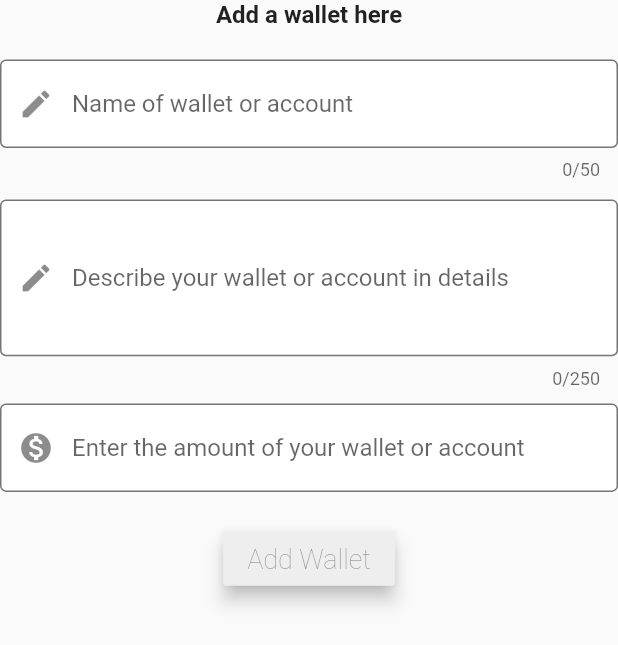
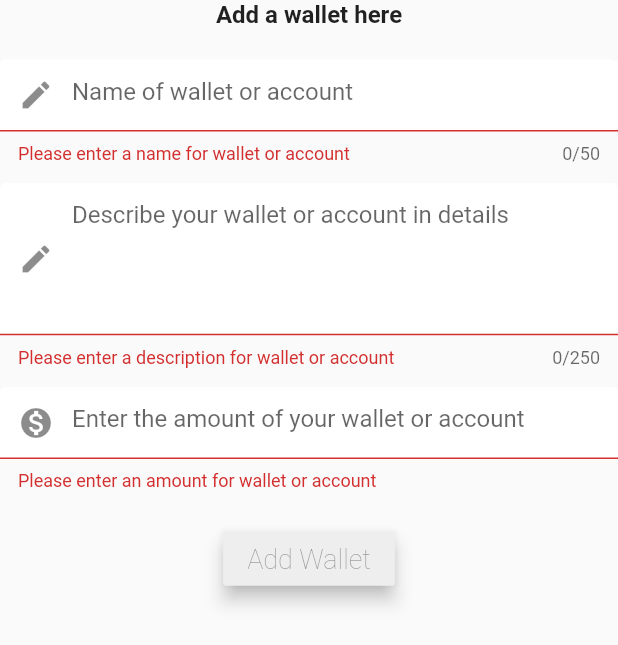
Before and after one commit to shafoo98/HishabRakho, a Flutter app: the AddWalletForm widget shown alone on an empty page, opened directly, after a tap on "Add Wallet", on a phone screen of 412 x 824 dp. Shown: the top 645 px of the screen. Run offline on Flutter 3.47's test engine with Material 2 defaults, Android fonts, the phone set to English and light mode, and no system bars; our stand-ins replace cloud_firestore, firebase_auth, flutter_slidable, flutter_spinkit; accounts and stored records are empty; project files that could hold a hidden picture were left out.

Commit message:
Added creation of wallets functionality

```diff
--- a/lib/screens/main_screens/add_wallet_form.dart
+++ b/lib/screens/main_screens/add_wallet_form.dart
@@ -1,4 +1,5 @@
 import 'package:flutter/material.dart';
+import 'package:hishab_rakho/services/database.dart';
 
 class AddWalletForm extends StatefulWidget {
   @override
@@ -11,10 +12,13 @@ class _AddWalletFormState extends State<AddWalletForm> {
   String _walletName;
   String _walletDescription;
   int _walletValue;
+  DateTime _dateAdded = DateTime.now();
+  String error = '';
 
   @override
   Widget build(BuildContext context) {
     final Size size = MediaQuery.of(context).size;
+    final DatabaseService _dbService = DatabaseService();
     return Form(
       key: _formKey,
       child: Column(
@@ -39,7 +43,7 @@ class _AddWalletFormState extends State<AddWalletForm> {
               ),
             ),
             validator: (value) => value.isEmpty
-                ? 'Please enter a name' + 'for wallet or account'
+                ? 'Please enter a name' + ' for wallet or account'
                 : null,
             onChanged: (value) {
               setState(() {
@@ -67,7 +71,7 @@ class _AddWalletFormState extends State<AddWalletForm> {
                 ),
               ),
               validator: (value) => value.isEmpty
-                  ? 'Please enter a description' + 'for wallet or account'
+                  ? 'Please enter a description' + ' for wallet or account'
                   : null,
               onChanged: (value) {
                 setState(() {
@@ -92,7 +96,7 @@ class _AddWalletFormState extends State<AddWalletForm> {
               ),
             ),
             validator: (value) => value.isEmpty
-                ? 'Please enter an amount' + 'for wallet or account'
+                ? 'Please enter an amount' + ' for wallet or account'
                 : null,
             onChanged: (value) {
               setState(() {
@@ -104,13 +108,17 @@ class _AddWalletFormState extends State<AddWalletForm> {
             height: size.height * 0.025,
           ),
           RaisedButton(
-            onPressed: () {
-              print(_walletName +
-                  ' ' +
-                  _walletDescription +
-                  ' ' +
-                  ' value is ' +
-                  '$_walletValue');
+            onPressed: () async {
+              if (_formKey.currentState.validate()) {
+                dynamic result = await _dbService.addUserWalletData(
+                    _walletName, _walletDescription, _walletValue, _dateAdded);
+                if (result == null) {
+                  setState(() {
+                    error = "Something went wrong";
+                  });
+                }
+                Navigator.of(context).pop();
+              }
             },
             elevation: 5.0,
             child: Text(
@@ -122,6 +130,13 @@ class _AddWalletFormState extends State<AddWalletForm> {
             ),
             color: Colors.grey[200],
           ),
+          SizedBox(
+            height: size.height * 0.005,
+            child: Text(
+              error,
+              style: TextStyle(color: Colors.red, fontSize: 14.0),
+            ),
+          ),
         ],
       ),
     );
--- a/lib/services/auth.dart
+++ b/lib/services/auth.dart
@@ -28,7 +28,7 @@ class AuthService {
           email: email, password: password);
       FirebaseUser user = result.user;
       // Create a new  wallet document for the user with the uid
-      await DatabaseService(uid: user.uid).updateUserWalletData(
+      await DatabaseService(uid: user.uid).addUserWalletData(
         'Example Wallet Name',
         'Describe your wallet here in details',
         0,
@@ -36,7 +36,7 @@ class AuthService {
       );
 
       // Create a new  bills document for the user with the uid
-      await DatabaseService(uid: user.uid).updateUserBillsData(
+      await DatabaseService(uid: user.uid).addUserBillsData(
         'Name',
         'New Bill',
         0,
@@ -44,7 +44,7 @@ class AuthService {
       );
 
       // Create a new  wallet document for the user with the uid
-      await DatabaseService(uid: user.uid).updateUserBudgetsData(
+      await DatabaseService(uid: user.uid).addUserBudgetsData(
         'Name',
         'New Budget',
         0,
--- a/lib/services/database.dart
+++ b/lib/services/database.dart
@@ -14,7 +14,7 @@ class DatabaseService {
   final CollectionReference budgetsCollection =
       Firestore.instance.collection('Budgets');
 
-  Future updateUserWalletData(String walletName, String walletDescription,
+  Future addUserWalletData(String walletName, String walletDescription,
       int walletValue, var dateAddedWallet) async {
     dateAddedWallet = DateTime.now();
     return await walletCollection.document(uid).setData({
@@ -25,7 +25,7 @@ class DatabaseService {
     });
   }
 
-  Future updateUserBillsData(String billName, String billDescription,
+  Future addUserBillsData(String billName, String billDescription,
       int billValue, var dateAddedBill) async {
     dateAddedBill = DateTime.now();
     return await billsCollection.document(uid).setData({
@@ -36,7 +36,7 @@ class DatabaseService {
     });
   }
 
-  Future updateUserBudgetsData(String budgetName, String budgetDescription,
+  Future addUserBudgetsData(String budgetName, String budgetDescription,
       int budgetValue, var dateAddedBudget) async {
     dateAddedBudget = DateTime.now();
     return await budgetsCollection.document(uid).setData({
```
